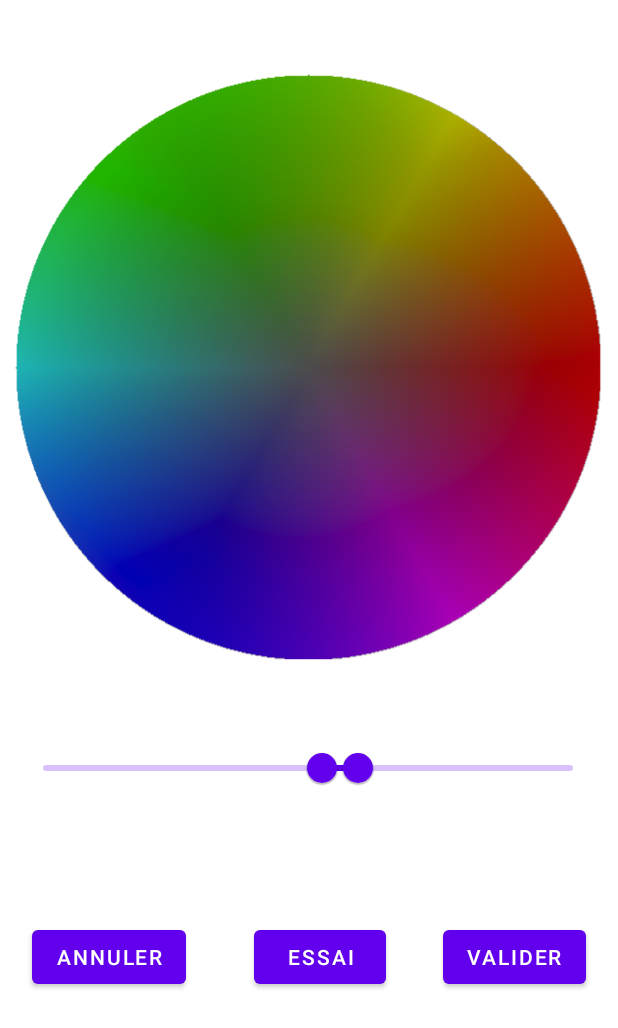
After one commit to bastien-p1/CoverScan, an Android app: the layout activity_color_mask.xml on its own in the app's theme, with its tools: preview values and no code run, on a phone screen of 412 x 824 dp. The commit adds this screen. Shown: the top 1028 px of the screen. Run offline under Robolectric (Android 15) with nearby library versions, the phone set to English and light mode, and no system bars.

Commit message:
added colormask setting view

```diff
--- /dev/null
+++ b/app/src/main/res/layout/activity_color_mask.xml
@@ -0,0 +1,97 @@
+<?xml version="1.0" encoding="utf-8"?>
+<androidx.constraintlayout.widget.ConstraintLayout xmlns:android="http://schemas.android.com/apk/res/android"
+    xmlns:app="http://schemas.android.com/apk/res-auto"
+    xmlns:tools="http://schemas.android.com/tools"
+    android:layout_width="match_parent"
+    android:layout_height="match_parent"
+    tools:context="com.bastien.coverscan.ColorMaskActivity">
+
+    <ImageView
+        android:id="@+id/HSV_Wheel"
+        android:layout_width="411dp"
+        android:layout_height="397dp"
+        android:layout_marginTop="32dp"
+        android:layout_marginBottom="32dp"
+        app:layout_constraintBottom_toTopOf="@+id/ColorRange"
+        app:layout_constraintEnd_toEndOf="parent"
+        app:layout_constraintHorizontal_bias="0.0"
+        app:layout_constraintStart_toStartOf="parent"
+        app:layout_constraintTop_toTopOf="parent"
+        app:srcCompat="@drawable/hsv_color_wheel" />
+
+    <ImageView
+        android:id="@+id/MaskingView"
+        android:layout_width="411dp"
+        android:layout_height="397dp"
+        android:layout_marginTop="32dp"
+        android:layout_marginBottom="32dp"
+        app:layout_constraintBottom_toTopOf="@+id/ColorRange"
+        app:layout_constraintEnd_toEndOf="parent"
+        app:layout_constraintHorizontal_bias="0.0"
+        app:layout_constraintStart_toStartOf="parent"
+        app:layout_constraintTop_toTopOf="parent" />
+
+    <com.google.android.material.slider.RangeSlider
+        android:id="@+id/ColorRange"
+        android:layout_width="381dp"
+        android:layout_height="53dp"
+        android:layout_marginStart="16dp"
+        android:layout_marginLeft="16dp"
+        android:layout_marginTop="200dp"
+        android:layout_marginEnd="16dp"
+        android:layout_marginRight="16dp"
+        app:layout_constraintBottom_toBottomOf="parent"
+        app:layout_constraintEnd_toEndOf="parent"
+        app:layout_constraintHorizontal_bias="1.0"
+        app:layout_constraintStart_toStartOf="parent"
+        app:layout_constraintTop_toTopOf="parent"
+        android:valueFrom="-360.0"
+        android:valueTo="360.0"
+        app:values="@array/initial_slider_values"/>
+
+    <Button
+        android:id="@+id/Abort"
+        android:layout_width="wrap_content"
+        android:layout_height="wrap_content"
+        android:layout_marginStart="16dp"
+        android:layout_marginLeft="16dp"
+        android:layout_marginTop="45dp"
+        android:layout_marginEnd="40dp"
+        android:layout_marginRight="40dp"
+        android:layout_marginBottom="130dp"
+        android:text="Annuler"
+        app:layout_constraintBottom_toBottomOf="parent"
+        app:layout_constraintEnd_toStartOf="@+id/Test"
+        app:layout_constraintStart_toStartOf="parent"
+        app:layout_constraintTop_toBottomOf="@+id/ColorRange" />
+
+    <Button
+        android:id="@+id/Test"
+        android:layout_width="wrap_content"
+        android:layout_height="wrap_content"
+        android:layout_marginTop="45dp"
+        android:layout_marginBottom="130dp"
+        android:text="Essai"
+        app:layout_constraintBottom_toBottomOf="parent"
+        app:layout_constraintEnd_toStartOf="@+id/Validate"
+        app:layout_constraintStart_toEndOf="@+id/Abort"
+        app:layout_constraintTop_toBottomOf="@+id/ColorRange" />
+
+    <Button
+        android:id="@+id/Validate"
+        android:layout_width="wrap_content"
+        android:layout_height="wrap_content"
+        android:layout_marginStart="33dp"
+        android:layout_marginLeft="33dp"
+        android:layout_marginTop="45dp"
+        android:layout_marginEnd="16dp"
+        android:layout_marginRight="16dp"
+        android:layout_marginBottom="130dp"
+        android:text="Valider"
+        app:layout_constraintBottom_toBottomOf="parent"
+        app:layout_constraintEnd_toEndOf="parent"
+        app:layout_constraintStart_toEndOf="@+id/Test"
+        app:layout_constraintTop_toBottomOf="@+id/ColorRange" />
+
+
+</androidx.constraintlayout.widget.ConstraintLayout>
--- /dev/null
+++ b/app/src/main/res/values/arrays.xml
@@ -0,0 +1,7 @@
+<?xml version="1.0" encoding="utf-8"?>
+<resources>
+    <array name="initial_slider_values">
+        <item>20.0</item>
+        <item>70.0</item>
+    </array>
+</resources>
```
Also changed, not shown: app/src/main/AndroidManifest.xml (+8 -3 lines), app/src/main/java/com/bastien/coverscan/ColorMaskActivity.java (added, +138 -0 lines), app/src/main/java/com/bastien/coverscan/MainActivity.java (+22 -14 lines), app/src/main/res/drawable/hsv_color_wheel.png (added).
